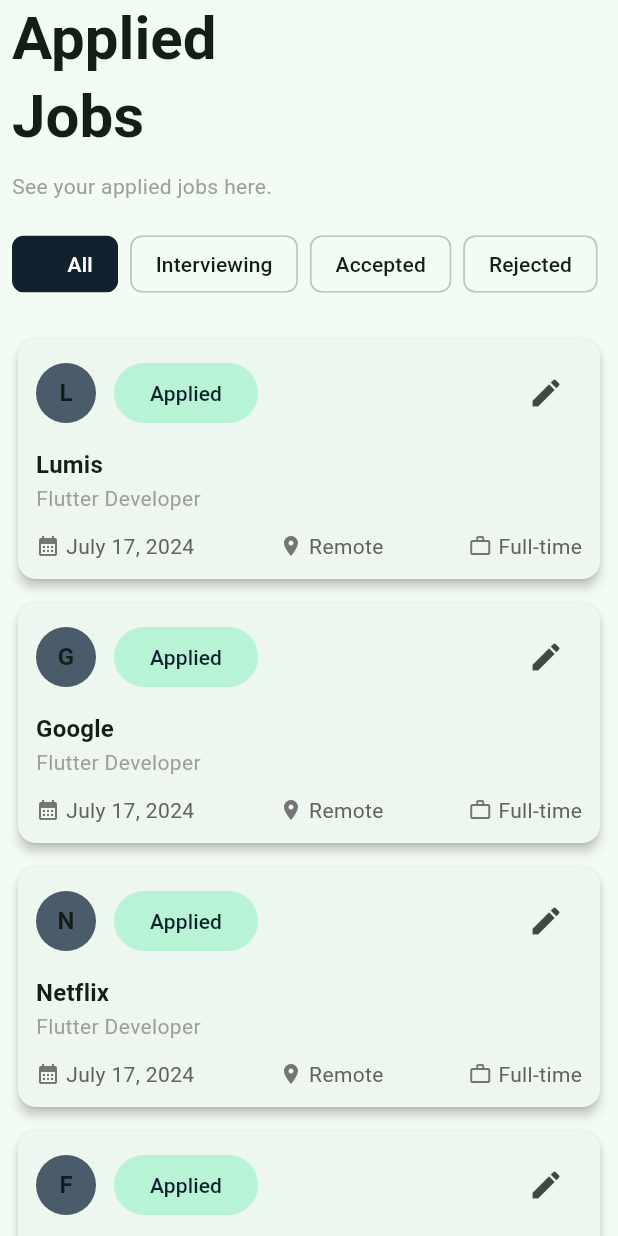
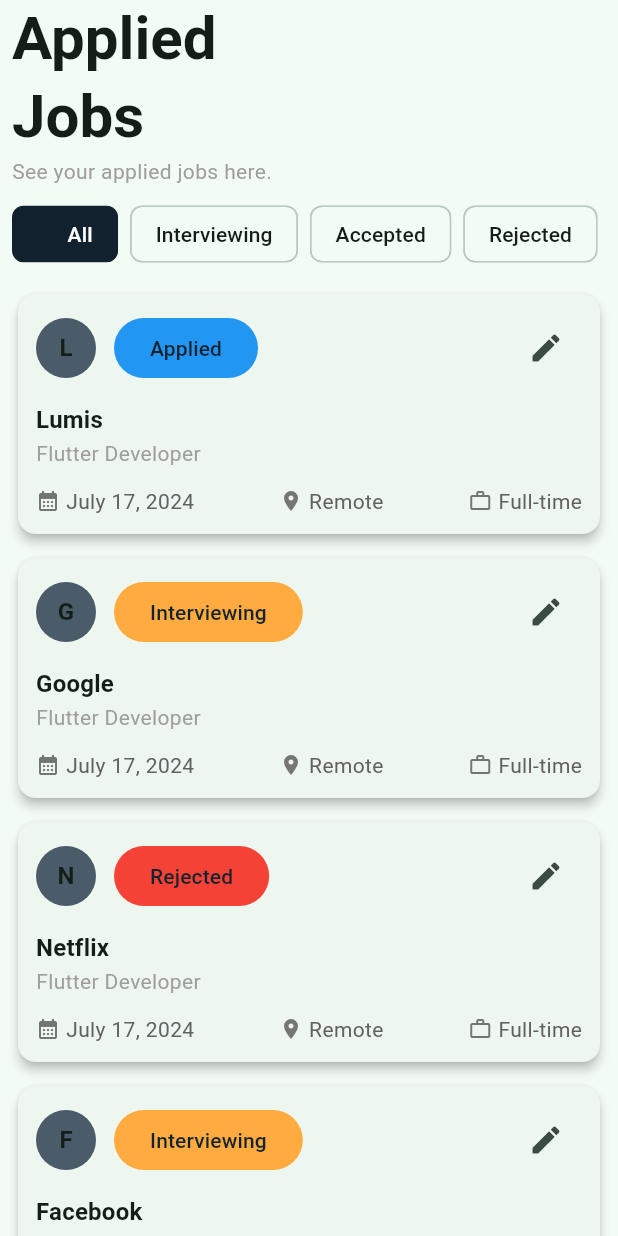
Before and after one commit to johnomeyo/grinder, a Flutter app: the AppliedJobsPage screen opened directly, on a phone screen of 412 x 824 dp. Run offline on Flutter 3.47's test engine with Material 3 defaults, Android fonts, the light colour scheme and no system bars.

Commit message:
Added the filtering functionality to the service toggle buttons

```diff
--- a/lib/applied jobs/presentation/applied_jobs_page.dart
+++ b/lib/applied jobs/presentation/applied_jobs_page.dart
@@ -1,6 +1,7 @@
 import 'package:flutter/material.dart';
 import 'package:grinder/applied%20jobs/widgets/toggle_buttons.dart';
 import 'package:grinder/constants/data.dart';
+import 'package:grinder/applied%20jobs/widgets/job_card.dart';
 
 class AppliedJobsPage extends StatefulWidget {
   const AppliedJobsPage({super.key});
@@ -12,29 +13,44 @@
 class _AppliedJobsPageState extends State<AppliedJobsPage> {
   int selectedServiceIndex = 0;
 
+  // List of filter options (must match toggle button list)
+  final List<String> services = ["All", "Interviewing", "Accepted", "Rejected"];
+
+  // Method to filter jobs based on selected category
+  List<JobCard> _getFilteredJobs() {
+    if (selectedServiceIndex == 0) {
+      return data; // Return all jobs if "All" is selected
+    }
+
+    // Filter jobs based on selected status
+    return data.where((job) => job.status == services[selectedServiceIndex]).toList();
+  }
+
   @override
   Widget build(BuildContext context) {
     final theme = Theme.of(context);
-    //  final filteredStations = _filterServiceStations();
+    List<JobCard> filteredJobs = _getFilteredJobs(); // Get filtered job list
+
     return Scaffold(
       body: SafeArea(
         child: Column(
-          spacing: 10,
           crossAxisAlignment: CrossAxisAlignment.start,
           children: [
             Padding(
               padding: const EdgeInsets.symmetric(horizontal: 8),
               child: Text(
                 "Applied\nJobs",
-                style: theme.textTheme.headlineMedium
-                    ?.copyWith(fontWeight: FontWeight.bold, fontSize: 40),
+                style: theme.textTheme.headlineMedium?.copyWith(
+                  fontWeight: FontWeight.bold,
+                  fontSize: 40,
+                ),
               ),
             ),
             Padding(
               padding: const EdgeInsets.symmetric(horizontal: 8),
               child: Text(
                 "See your applied jobs here.",
-                style: TextStyle(color: Colors.grey),
+                style: const TextStyle(color: Colors.grey),
               ),
             ),
             ServiceToggleButton(
@@ -46,12 +62,14 @@
               },
             ),
             Expanded(
-              child: ListView.builder(
-                  itemCount: data.length,
-                  itemBuilder: (context, index) {
-                    var job = data[index];
-                    return job;
-                  }),
+              child: filteredJobs.isEmpty
+                  ? const Center(child: Text("No jobs found."))
+                  : ListView.builder(
+                      itemCount: filteredJobs.length,
+                      itemBuilder: (context, index) {
+                        return filteredJobs[index]; // Show filtered job cards
+                      },
+                    ),
             ),
           ],
         ),
--- a/lib/applied jobs/widgets/job_card.dart
+++ b/lib/applied jobs/widgets/job_card.dart
@@ -72,7 +72,20 @@
             mainAxisAlignment: MainAxisAlignment.spaceBetween,
             children: [
               FilledButton.tonal(
-                onPressed: () {}, // Can be modified to trigger a status change
+                onPressed: () {},
+                style: ButtonStyle(
+                  backgroundColor: WidgetStateProperty.all(
+                    status == 'Applied'
+                        ? Colors.blue
+                        : status == "Interviewing"
+                            ? Colors.orangeAccent
+                            : status == 'Rejected'
+                                ? Colors.red
+                                : status == "Accepted"
+                                ? Colors.green
+                                : Colors.grey, // Default color
+                  ),
+                ),
                 child: Text(status),
               ),
               IconButton(
--- a/lib/constants/data.dart
+++ b/lib/constants/data.dart
@@ -15,7 +15,7 @@
     date: 'July 17, 2024',
     location: 'Remote',
     jobType: 'Full-time',
-    status: 'Applied',
+    status: 'Interviewing',
     onEdit: () {},
     company: 'Google',
   ),
@@ -25,7 +25,7 @@
     date: 'July 17, 2024',
     location: 'Remote',
     jobType: 'Full-time',
-    status: 'Applied',
+    status: 'Rejected',
     onEdit: () {},
   ),
   JobCard(
@@ -34,7 +34,7 @@
     date: 'July 17, 2024',
     location: 'Remote',
     jobType: 'Full-time',
-    status: 'Applied',
+    status: 'Interviewing',
     onEdit: () {},
   ),
 ];
```
